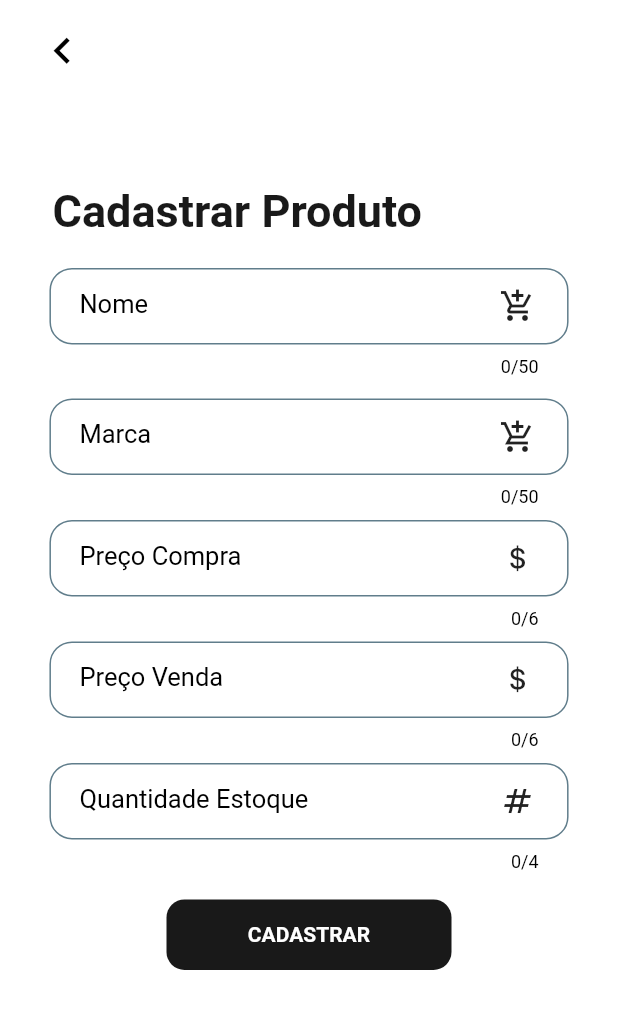
After one commit to ifpr-paranavai/Systetica, a Flutter app: the ProdutoFormPage screen opened directly, on a phone screen of 412 x 824 dp. The commit adds this screen. Shown: the top 1009 px of the screen. Run offline on Flutter 3.47's test engine with Material 2 defaults, Android fonts, the phone set to English and light mode, and no system bars; our stand-ins replace animated_text_kit, brasil_fields, dio, dropdown_button2, dropdown_search, form_field_validator and 8 more; accounts and stored records are empty.

Commit message:
Implementação para listagem e cadastro de produtos

```diff
--- a/frontEnd/Systetica_App/lib/model/validator/MultiValidatorProduto.dart
+++ b/frontEnd/Systetica_App/lib/model/validator/MultiValidatorProduto.dart
@@ -2,7 +2,7 @@
 
 import 'package:form_field_validator/form_field_validator.dart';
 
-class MultiValidatorServico {
+class MultiValidatorProduto {
   MultiValidator get nomeValidator {
     return MultiValidator([
       RequiredValidator(errorText: 'Campo obrigatório'),
--- /dev/null
+++ b/frontEnd/Systetica_App/lib/screen/produto/component/input_produto.dart
@@ -0,0 +1,156 @@
+import 'package:flutter/cupertino.dart';
+import 'package:flutter/material.dart';
+import 'package:systetica/components/botoes/botao_widget.dart';
+import 'package:systetica/components/input/campo_texto_widget.dart';
+import 'package:systetica/components/input/custom_switch.dart';
+import 'package:systetica/components/text_autenticacoes_widget.dart';
+import 'package:systetica/model/validator/MultiValidatorProduto.dart';
+import 'package:systetica/screen/produto/produto_controller.dart';
+
+class InputProduto {
+  // Opções para cadatrar produto
+  TextAutenticacoesWidget textoCadastrarProduto({required String texto}) {
+    return TextAutenticacoesWidget(
+      text: texto,
+      fontSize: 30,
+      paddingBottom: 6,
+    );
+  }
+
+  CampoTextoWidget inputNomeProduto({
+    required double paddingHorizontal,
+    required ProdutoController controller,
+    required MultiValidatorProduto validatorProduto,
+  }) {
+    return CampoTextoWidget(
+      labelText: "Nome",
+      paddingHorizontal: paddingHorizontal * 0.08,
+      paddingBottom: 0,
+      maxLength: 50,
+      paddingTop: 14,
+      isIconDate: true,
+      icon: const Icon(
+        Icons.add_shopping_cart,
+        color: Colors.black87,
+      ),
+      controller: controller.nomeController,
+      validator: validatorProduto.nomeValidator,
+    );
+  }
+
+  CampoTextoWidget inputMarcaProduto({
+    required double paddingHorizontal,
+    required ProdutoController controller,
+    required MultiValidatorProduto validatorProduto,
+  }) {
+    return CampoTextoWidget(
+      labelText: "Marca",
+      paddingHorizontal: paddingHorizontal * 0.08,
+      paddingBottom: 0,
+      maxLength: 50,
+      paddingTop: 14,
+      isIconDate: true,
+      icon: const Icon(
+        Icons.add_shopping_cart_sharp,
+        color: Colors.black87,
+      ),
+      controller: controller.marcaController,
+      validator: validatorProduto.marcaValidator,
+    );
+  }
+
+  CampoTextoWidget inputPrecoCompra({
+    required double paddingHorizontal,
+    required ProdutoController controller,
+    required MultiValidatorProduto validatorProduto,
+  }) {
+    return CampoTextoWidget(
+      labelText: "Preço Compra",
+      paddingHorizontal: paddingHorizontal * 0.08,
+      keyboardType: TextInputType.number,
+      paddingBottom: 0,
+      maxLength: 6,
+      paddingTop: 8,
+      isIconDate: true,
+      icon: const Icon(
+        CupertinoIcons.money_dollar,
+        color: Colors.black87,
+      ),
+      controller: controller.precoCompraController,
+      validator: validatorProduto.precoCompraValidator,
+    );
+  }
+
+  CampoTextoWidget inputPrecoVenda({
+    required double paddingHorizontal,
+    required ProdutoController controller,
+    required MultiValidatorProduto validatorProduto,
+  }) {
+    return CampoTextoWidget(
+      labelText: "Preço Venda",
+      paddingHorizontal: paddingHorizontal * 0.08,
+      keyboardType: TextInputType.number,
+      paddingBottom: 0,
+      maxLength: 6,
+      paddingTop: 8,
+      isIconDate: true,
+      icon: const Icon(
+        CupertinoIcons.money_dollar,
+        color: Colors.black87,
+      ),
+      controller: controller.precoVendaController,
+      validator: validatorProduto.precoVendaValidator,
+    );
+  }
+
+  CampoTextoWidget inputQuantidadeEstoqueProduto({
+    required double paddingHorizontal,
+    required ProdutoController controller,
+    required MultiValidatorProduto validatorProduto,
+  }) {
+    return CampoTextoWidget(
+      labelText: "Quantidade Estoque",
+      paddingHorizontal: paddingHorizontal * 0.08,
+      keyboardType: TextInputType.number,
+      paddingBottom: 0,
+      maxLength: 4,
+      paddingTop: 8,
+      isIconDate: true,
+      icon: const Icon(
+        Icons.numbers,
+        color: Colors.black87,
+      ),
+      controller: controller.quantEstoqueVendaController,
+      validator: validatorProduto.quantEstoqueValidator,
+    );
+  }
+
+  CustomSwitch customSwitch({
+    required double paddingHorizontal,
+    required ProdutoController controller,
+    required Function(bool) onChanged,
+  }) {
+    return CustomSwitch(
+      paddingBottom: 0,
+      paddingHorizontal: paddingHorizontal * 0.08,
+      label: "Status",
+      value: controller.status ?? true,
+      onChanged: onChanged,
+    );
+  }
+
+  BotaoWidget botaoCadastrar({
+    required String label,
+    required VoidCallback onPressed,
+  }) {
+    return BotaoWidget(
+      paddingTop: 18,
+      paddingBottom: 30,
+      labelText: label,
+      largura: 190,
+      corBotao: Colors.black87.withOpacity(0.9),
+      corTexto: Colors.white,
+      onPressed: onPressed,
+    );
+  }
+}
--- /dev/null
+++ b/frontEnd/Systetica_App/lib/screen/produto/view/form/produto_form_page.dart
@@ -0,0 +1,13 @@
+// ignore_for_file: must_be_immutable
+
+import 'package:flutter/material.dart';
+import 'package:systetica/model/Produto.dart';
+import 'package:systetica/screen/produto/view/form/produto_form_widget.dart';
+
+class ProdutoFormPage extends StatefulWidget {
+  ProdutoFormPage({Key? key, this.produto}) : super(key: key);
+  Produto? produto;
+
+  @override
+  ProdutoFormWidget createState() => ProdutoFormWidget();
+}
--- /dev/null
+++ b/frontEnd/Systetica_App/lib/screen/produto/view/form/produto_form_widget.dart
@@ -0,0 +1,122 @@
+import 'package:flutter/material.dart';
+import 'package:systetica/components/icon_arrow_widget.dart';
+import 'package:systetica/model/Produto.dart';
+import 'package:systetica/model/validator/MultiValidatorProduto.dart';
+import 'package:systetica/screen/produto/component/input_produto.dart';
+import 'package:systetica/screen/produto/produto_controller.dart';
+import 'package:systetica/screen/produto/view/form/produto_form_page.dart';
+
+class ProdutoFormWidget extends State<ProdutoFormPage> {
+  final ProdutoController _controller = ProdutoController();
+  final InputProduto _inputProduto = InputProduto();
+  final MultiValidatorProduto _validatorProduto = MultiValidatorProduto();
+  late ScrollController _scrollController;
+  bool edicao = false;
+
+  @override
+  void initState() {
+    super.initState();
+    _scrollController = ScrollController();
+    Produto? produto = widget.produto;
+    if (produto == null) {
+      _controller.produto = Produto();
+    } else {
+      edicao = true;
+      _controller.produto = produto;
+      _controller.nomeController.text = _controller.produto.nome!;
+      _controller.marcaController.text = _controller.produto.marca!;
+      _controller.precoCompraController.text = _controller.produto.precoCompra.toString();
+      _controller.precoVendaController.text = _controller.produto.precoVenda.toString();
+      _controller.quantEstoqueVendaController.text = _controller.produto.quantEstoque.toString();
+      _controller.status = _controller.produto.status;
+    }
+  }
+
+  @override
+  Widget build(BuildContext context) {
+    double _altura = MediaQuery.of(context).size.height;
+    double _largura = MediaQuery.of(context).size.width;
+    return SafeArea(
+      child: Scaffold(
+        backgroundColor: Colors.white,
+        floatingActionButtonLocation: FloatingActionButtonLocation.startTop,
+        floatingActionButton: IconArrowWidget(
+          paddingTop: _altura * 0.01,
+          onPressed: () => Navigator.pop(context),
+        ),
+        body: SingleChildScrollView(
+          controller: _scrollController,
+          child: Form(
+            autovalidateMode: AutovalidateMode.onUserInteraction,
+            key: _controller.formKey,
+            child: Center(
+              child: Column(
+                mainAxisAlignment: MainAxisAlignment.center,
+                crossAxisAlignment: CrossAxisAlignment.center,
+                children: [
+                  _sizedBox(height: _altura * 0.15),
+                  _inputProduto.textoCadastrarProduto(
+                      texto: "Cadastrar Produto"),
+                  _inputProduto.inputNomeProduto(
+                      paddingHorizontal: _largura,
+                      controller: _controller,
+                      validatorProduto: _validatorProduto,
+                  ),
+                  _inputProduto.inputMarcaProduto(
+                    paddingHorizontal: _largura,
+                    controller: _controller,
+                    validatorProduto: _validatorProduto,
+                  ),
+                  _inputProduto.inputPrecoCompra(
+                    paddingHorizontal: _largura,
+                    controller: _controller,
+                    validatorProduto: _validatorProduto,
+                  ),
+                  _inputProduto.inputPrecoVenda(
+                    paddingHorizontal: _largura,
+                    controller: _controller,
+                    validatorProduto: _validatorProduto,
+                  ),
+                  _inputProduto.inputQuantidadeEstoqueProduto(
+                    paddingHorizontal: _largura,
+                    controller: _controller,
+                    validatorProduto: _validatorProduto,
+                  ),
+
+                  edicao
+                      ? _inputProduto.customSwitch(
+                          paddingHorizontal: _largura,
+                          controller: _controller,
+                          onChanged: (bool value) {
+                            setState(() {
+                              _controller.status = value;
+                            });
+                          },
+                        )
+                      : Container(),
+                  _inputProduto.botaoCadastrar(
+                    label: edicao ? "SALVAR" : "CADASTRAR",
+                    onPressed: () => edicao
+                        ? _controller.atualizarProduto(context).then(
+                              (value) => Navigator.pop(context),
+                            )
+                        : _controller.cadastrarProduto(context).then(
+                              (value) => Navigator.pop(context),
+                            ),
+                  ),
+                ],
+              ),
+            ),
+          ),
+        ),
+      ),
+    );
+  }
+
+  SizedBox _sizedBox({double? height = 40, double? width = 0}) {
+    return SizedBox(
+      height: height,
+      width: width,
+    );
+  }
+}
--- a/frontEnd/Systetica_App/lib/screen/produto/view/produto_widget.dart
+++ b/frontEnd/Systetica_App/lib/screen/produto/view/produto_widget.dart
@@ -1,4 +1,3 @@
-import 'package:animated_text_kit/animated_text_kit.dart';
 import 'package:flutter/material.dart';
 import 'package:systetica/components/icon_arrow_widget.dart';
 import 'package:systetica/components/imagens_widget.dart';
@@ -8,6 +7,7 @@ import 'package:systetica/components/text_autenticacoes_widget.dart';
 import 'package:systetica/model/Info.dart';
 import 'package:systetica/model/Produto.dart';
 import 'package:systetica/screen/produto/produto_controller.dart';
+import 'package:systetica/screen/produto/view/form/produto_form_page.dart';
 import 'package:systetica/screen/produto/view/produto_page.dart';
 import 'package:systetica/style/app_colors..dart';
 import 'package:brasil_fields/brasil_fields.dart';
@@ -49,7 +49,7 @@ class ProdutoWidget extends State<ProdutoPage> {
   }
 
   Future<void> buscaServicos() async {
-    await _controller.buscarProdutos(context: context, servico: "").then(
+    await _controller.buscarProdutos(context: context, produto: "").then(
           (value) => setState(
             () {
               info = value;
@@ -98,7 +98,7 @@ class ProdutoWidget extends State<ProdutoPage> {
     required double largura, //height
   }) {
     return Container(
-      height: 65, //todo verificar tamanho
+      height: 70,
       color: Colors.grey.withOpacity(0.2),
       padding: EdgeInsets.only(
         top: largura * 0.040,
@@ -141,7 +141,7 @@ class ProdutoWidget extends State<ProdutoPage> {
           ),
           onChanged: (value) async {
             _controller.produtos = [];
-            _controller.buscarProdutos(context: context, servico: value).then(
+            _controller.buscarProdutos(context: context, produto: value).then(
                   (value) => setState(() {
                     _controller.produtos = value!.object;
                   }),
@@ -176,14 +176,15 @@ class ProdutoWidget extends State<ProdutoPage> {
               largura: largura,
               altura: altura,
               infoNome: produtos[index].nome!,
-              infoPreco: UtilBrasilFields.obterReal(produtos[index].precoVenda!),
+              infoPreco:
+                  UtilBrasilFields.obterReal(produtos[index].precoVenda!),
               numero: index + 1,
               maxLinesInfo: 2,
               onTap: () {
                 Navigator.of(context)
                     .push(
                       _controller.myPageTransition.pageTransition(
-                    child: Text(""), //TODO - Widget de Form,
+                        child: ProdutoFormPage(produto: produtos[index]),
                         childCurrent: widget,
                         buttoToTop: true,
                       ),
@@ -224,7 +225,7 @@ class ProdutoWidget extends State<ProdutoPage> {
           Navigator.of(context)
               .push(
                 _controller.myPageTransition.pageTransition(
-              child: Text(""), //TODO - Widget de Form
+                  child: ProdutoFormPage(),
                   childCurrent: widget,
                   buttoToTop: true,
                 ),
--- a/frontEnd/Systetica_App/lib/screen/servico/view/servico_widget.dart
+++ b/frontEnd/Systetica_App/lib/screen/servico/view/servico_widget.dart
@@ -98,7 +98,7 @@ class ServicoWidget extends State<ServicoPage> {
     required double largura, //height
   }) {
     return Container(
-      height: 65, //todo verificar tamanho
+      height: 70,
       color: Colors.grey.withOpacity(0.2),
       padding: EdgeInsets.only(
         top: largura * 0.040,
--- a/frontEnd/Systetica_App/lib/utils/util.dart
+++ b/frontEnd/Systetica_App/lib/utils/util.dart
@@ -22,4 +22,9 @@ class Util {
 
     return tokenDecodificado['sub'];
   }
+
+  static double toDouble(String dinheiro) {
+    var din = double.parse(dinheiro.replaceAll(',', '.'));
+    return din;
+  }
 }
```
Also changed, not shown: frontEnd/Systetica_App/lib/screen/produto/produto_controller.dart (+137 -3 lines), frontEnd/Systetica_App/lib/screen/produto/produto_service.dart (+59 -2 lines). Lines whose indentation alone changed are shown as unchanged.
